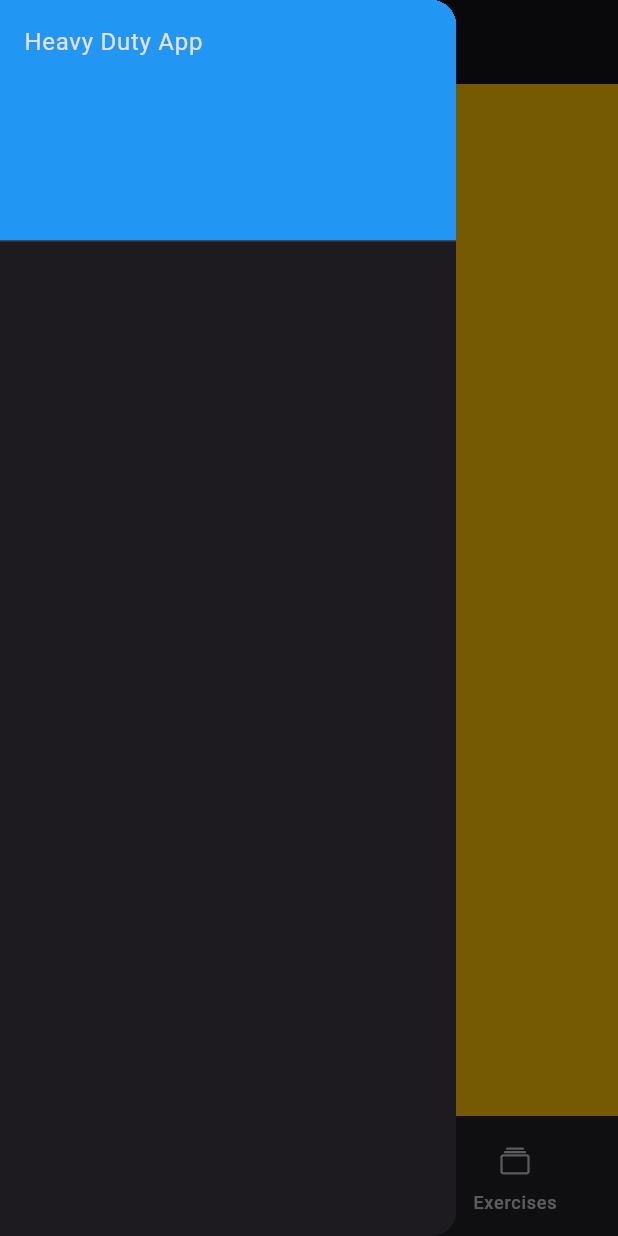
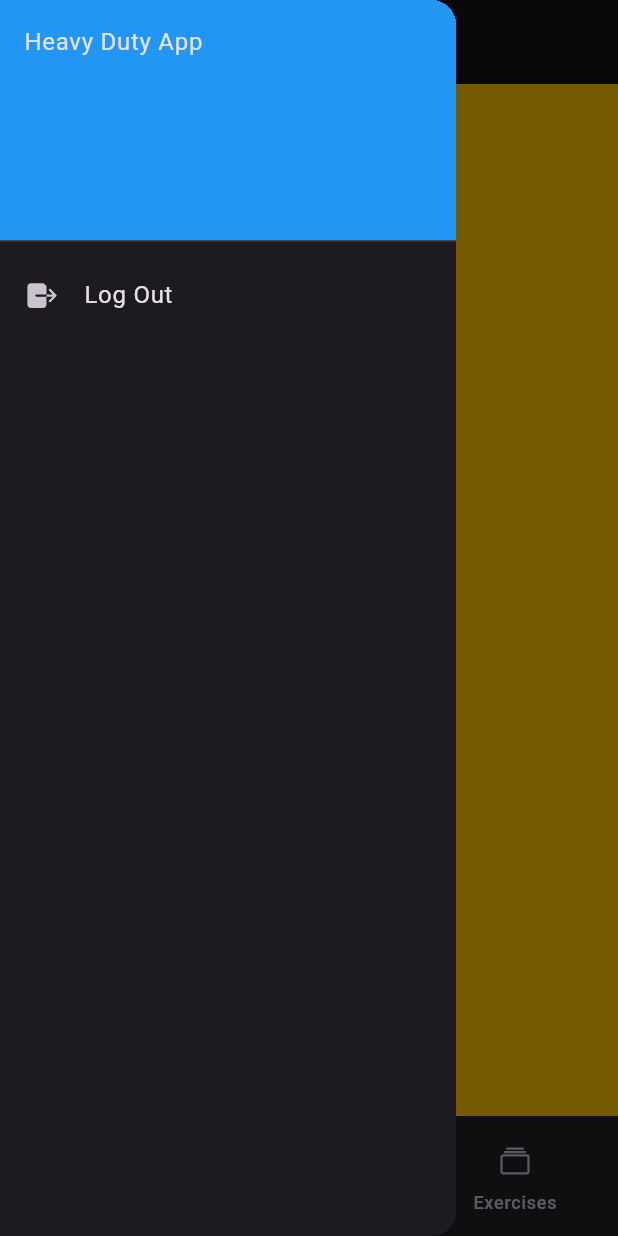
Before and after one commit to Zurisen/heavy-duty-app, a Flutter app: the screen it shows once a user with an empty profile is signed in, after a tap on an icon or button, on a phone screen of 412 x 824 dp. Run offline on Flutter 3.47's test engine with Material 3 defaults, Android fonts, the phone set to English and light mode, and no system bars; our stand-ins replace firebase_auth, firebase_core, firebase_crashlytics, google_sign_in, ionicons, loading_animation_widget; accounts and stored records are empty; network calls fail.

Commit message:
added craslytics and analytics

```diff
--- a/lib/main.dart
+++ b/lib/main.dart
@@ -1,11 +1,24 @@
+import 'dart:ui';
+
 import 'package:firebase_core/firebase_core.dart';
+import 'package:firebase_crashlytics/firebase_crashlytics.dart';
 import 'package:flutter/material.dart';
 import 'package:trainingapp/routes.dart';
 import 'package:trainingapp/screens/loading/loading.dart';
+import 'package:trainingapp/screens/master/master.dart';
 import 'package:trainingapp/theme.dart';
 
 
 void main() {
+  WidgetsFlutterBinding.ensureInitialized();
+    FlutterError.onError = (errorDetails) {
+      FirebaseCrashlytics.instance.recordFlutterFatalError(errorDetails);
+    };
+    // Pass all uncaught asynchronous errors that aren't handled by the Flutter framework to Crashlytics
+    PlatformDispatcher.instance.onError = (error, stack) {
+      FirebaseCrashlytics.instance.recordError(error, stack, fatal: true);
+      return true;
+    };
 
   runApp(const MainApp());
 }
@@ -26,16 +39,29 @@ class _MainAppState extends State<MainApp> {
       future: _initialization,
       builder: (context, snapshot) {
         if (snapshot.hasError){
-          return Text("Error initializing the app");
+          return MaterialApp(
+            home: Scaffold(
+              body: Center(
+                child: Text("Error initializing the app"),
+              ),
+            ),
+          );
         }
 
         if (snapshot.connectionState == ConnectionState.done) {
           return MaterialApp(
             routes: appRoutes,
             theme: appTheme,
+            home: MasterScreen(),
           );
         } else {
-          return LoadingScreen();
+          return MaterialApp(
+            home: Scaffold(
+              body: Center(
+                child: LoadingScreen()
+              ),
+            ),
+          );
         }
 
 
--- a/lib/routes.dart
+++ b/lib/routes.dart
@@ -5,7 +5,6 @@ import 'package:trainingapp/screens/master/master.dart';
 import 'package:trainingapp/screens/profile/profile.dart';
 
 var appRoutes = {
-  '/': (context) => const MasterScreen(),
   '/login': (context) => const LoginScreen(),
   '/profile': (context) => const ProfileScreen()
 };
--- a/lib/screens/master/master.dart
+++ b/lib/screens/master/master.dart
@@ -64,12 +64,17 @@ class _MasterScreenScaffoldState extends State<MasterScreenScaffold> {
       drawer: Drawer(
         child: ListView(
           padding: EdgeInsets.zero,
-          children: const [
-            DrawerHeader(
+          children: [
+            const DrawerHeader(
               decoration: BoxDecoration(
                 color: Colors.blue
               ),
               child: Text("Heavy Duty App"),
+            ),
+            ListTile(
+              leading: Icon(Ionicons.log_out),
+              title: Text('Log Out'),
+              onTap: () => AuthService().signOut()
             )
           ],
         ),
--- a/lib/services/auth.dart
+++ b/lib/services/auth.dart
@@ -6,6 +6,9 @@ class AuthService {
   final userStream = FirebaseAuth.instance.authStateChanges();
   final user = FirebaseAuth.instance.currentUser;
 
+  Future<void> signOut() async {
+    await FirebaseAuth.instance.signOut();
+  }
 
   Future<void> anonLogin() async {
     try {
@@ -17,7 +20,7 @@ class AuthService {
 
   Future<void> googleLogin() async {
     try {
-      final googleUser = await GoogleSignIn().signIn();
+      final GoogleSignInAccount? googleUser = await GoogleSignIn().signIn();
       if (googleUser == null) return;
 
       final googleAuth = await googleUser.authentication;
--- a/pubspec.yaml
+++ b/pubspec.yaml
@@ -7,8 +7,10 @@ environment:
   sdk: '>=3.4.0 <4.0.0'
 
 dependencies:
+  firebase_analytics: ^10.10.6
   firebase_auth: ^4.19.5
   firebase_core: ^2.31.0
+  firebase_crashlytics: ^3.5.6
   flutter:
     sdk: flutter
   font_awesome_flutter: ^10.7.0
```
Also changed, not shown: firepit-log.txt (added, +24 -0 lines), lib/screens/master/exercises/exercises.dart (+9 -1 lines), pubspec.lock, 2 other files.
